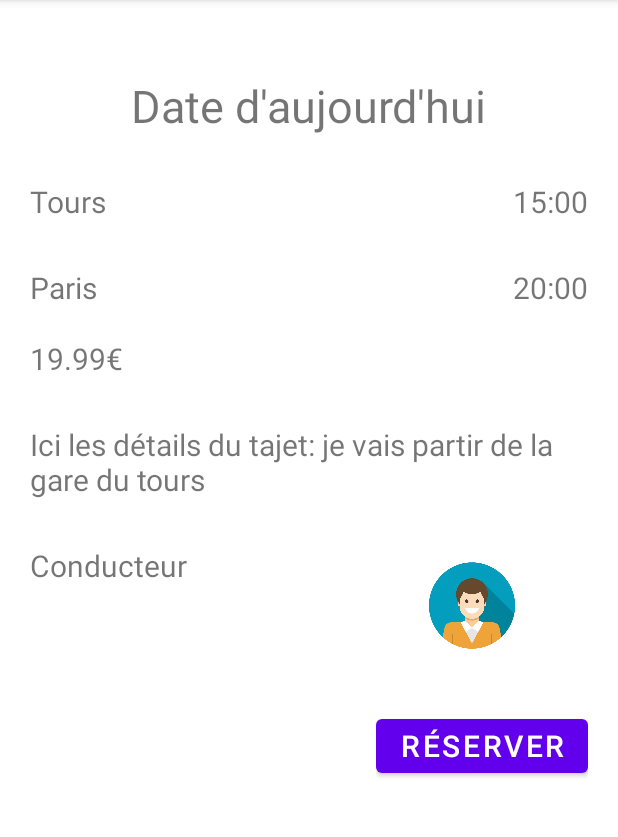
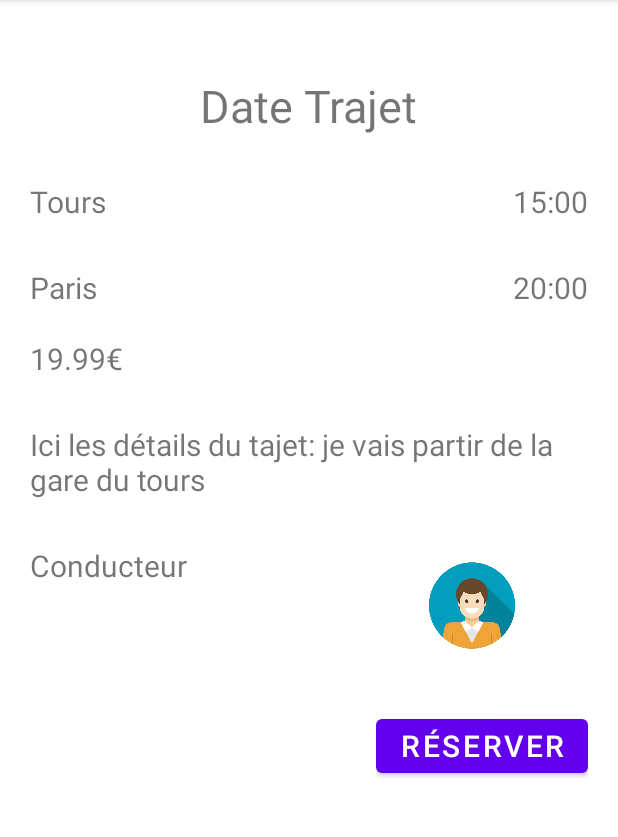
Before and after one commit to mazouakh/CalmaCar, an Android app: the TripsDetailsActivity screen opened directly, with no data from a screen before it, on a phone screen of 412 x 824 dp, the part 84-921 px from its top. Run offline under Robolectric (Android 15) with nearby library versions, the phone set to English and light mode, and no system bars; our stand-ins replace Firebase (no records; nobody signed in at launch, a user with empty details on screens opened directly); 7 statements that could not run were skipped.

Commit message:
Display trip details . a Trip parcel is sent from search result activity to the triip details activity on item clicked . UserManage handles getting and displaying Driver data in the trip details activity

```diff
--- a/app/src/main/AndroidManifest.xml
+++ b/app/src/main/AndroidManifest.xml
@@ -12,7 +12,7 @@
         android:theme="@style/Theme.CalmaCar"
         tools:targetApi="31">
         <activity
-            android:name=".TripsDetailsActivity"
+            android:name=".passenger.TripsDetailsActivity"
             android:exported="false" />
         <activity
             android:name=".passenger.TripsSearchResultActivity"
--- a/app/src/main/java/com/example/calmacar/common/TripsSearchResultAdapter.java
+++ b/app/src/main/java/com/example/calmacar/common/TripsSearchResultAdapter.java
@@ -31,7 +31,7 @@ public class TripsSearchResultAdapter extends BaseAdapter {
 
     @Override
     public Object getItem(int i) {
-        return null;
+        return trips.get(i);
     }
 
     @Override
--- /dev/null
+++ b/app/src/main/java/com/example/calmacar/common/UserManager.java
@@ -0,0 +1,44 @@
+package com.example.calmacar.common;
+
+import android.widget.TextView;
+
+import androidx.annotation.NonNull;
+
+import com.google.firebase.database.DataSnapshot;
+import com.google.firebase.database.DatabaseError;
+import com.google.firebase.database.DatabaseReference;
+import com.google.firebase.database.FirebaseDatabase;
+import com.google.firebase.database.ValueEventListener;
+
+public class UserManager {
+    private static UserManager instance;
+    private UserManager(){}
+
+    public static UserManager getInstance(){
+        if (instance == null)
+            instance = new UserManager();
+        return instance;
+    }
+
+    public void displayUserFirstName(String driverID, TextView tv_driverFirstName){
+        DatabaseReference usersReference = FirebaseDatabase.getInstance().getReference("Registered Users");
+        usersReference.addListenerForSingleValueEvent(new ValueEventListener() {
+            @Override
+            public void onDataChange(@NonNull DataSnapshot snapshot) {
+                for (DataSnapshot userSnapshot : snapshot.getChildren()){
+                    if (!userSnapshot.getKey().equals(driverID))
+                        continue;
+
+                    User driver = userSnapshot.getValue(User.class);
+                    tv_driverFirstName.setText(driver.getFirstname());
+                    break;
+                }
+            }
+
+            @Override
+            public void onCancelled(@NonNull DatabaseError error) {
+
+            }
+        });
+    }
+}
--- /dev/null
+++ b/app/src/main/java/com/example/calmacar/passenger/TripsDetailsActivity.java
@@ -0,0 +1,86 @@
+package com.example.calmacar.passenger;
+
+import androidx.annotation.NonNull;
+import androidx.appcompat.app.AppCompatActivity;
+
+import android.content.Context;
+import android.content.Intent;
+import android.os.Bundle;
+import android.view.View;
+import android.widget.Button;
+import android.widget.ImageView;
+import android.widget.TextView;
+
+import com.example.calmacar.R;
+import com.example.calmacar.common.Trip;
+import com.example.calmacar.common.TripsManager;
+import com.example.calmacar.common.User;
+import com.example.calmacar.common.UserManager;
+import com.google.firebase.database.DataSnapshot;
+import com.google.firebase.database.DatabaseError;
+import com.google.firebase.database.DatabaseReference;
+import com.google.firebase.database.FirebaseDatabase;
+import com.google.firebase.database.ValueEventListener;
+
+import java.util.Map;
+
+public class TripsDetailsActivity extends AppCompatActivity {
+
+    TextView tv_tripDate, tv_departCity, tv_arrivalCity, tv_departTime, tv_arrivalTime, tv_price,
+            tv_tripDescription, tv_driverName;
+    Button btn_bookTrip;
+    ImageView imgv_driverPhoto;
+
+    Trip trip;
+
+    // References
+    TripsManager mTripsManager;
+    UserManager mUserManager;
+
+    @Override
+    protected void onCreate(Bundle savedInstanceState) {
+        super.onCreate(savedInstanceState);
+        setContentView(R.layout.activity_trips_details);
+
+        // References
+        mTripsManager = TripsManager.getInstance();
+        mUserManager = UserManager.getInstance();
+
+        // Hooks
+        tv_tripDate = findViewById(R.id.tv_tripDate);
+        tv_departCity = findViewById(R.id.tv_departCity);
+        tv_arrivalCity = findViewById(R.id.tv_arrivalCity);
+        tv_departTime = findViewById(R.id.tv_departTime);
+        tv_arrivalTime = findViewById(R.id.tv_arrivalTime);
+        tv_price = findViewById(R.id.tv_price);
+        tv_tripDescription = findViewById(R.id.tv_tripDescription);
+        tv_driverName = findViewById(R.id.tv_driverName);
+        btn_bookTrip = findViewById(R.id.btn_bookTrip);
+        imgv_driverPhoto = findViewById(R.id.imgv_driverPhoto);
+
+        // Button Listeners
+        btn_bookTrip.setOnClickListener(new View.OnClickListener() {
+            @Override
+            public void onClick(View view) {
+                mTripsManager.bookTrip(getApplicationContext(), trip);
+            }
+        });
+
+        // Get data from Intent
+        Intent incoming = getIntent();
+        trip = (Trip) incoming.getParcelableExtra("EXTRA_TRIP");
+        String driverID = incoming.getStringExtra("EXTRA_DRIVER_ID");
+
+        // update trip details
+        tv_tripDate.setText(trip.getDate());
+        tv_departCity.setText(trip.getStartCity());
+        tv_arrivalCity.setText(trip.getEndCity());
+        tv_departTime.setText(trip.getStartTime());
+        tv_arrivalTime.setText(trip.getEndTime());
+        tv_price.setText(String.valueOf(trip.getPrice()));
+        tv_tripDescription.setText(trip.getDescription());
+
+        // update driver details
+        mUserManager.displayUserFirstName(driverID, tv_driverName);
+    }
+}
--- a/app/src/main/res/layout/activity_trips_details.xml
+++ b/app/src/main/res/layout/activity_trips_details.xml
@@ -15,10 +15,11 @@
         android:gravity="center"
         >
     <TextView
+        android:id="@+id/tv_tripDate"
         android:layout_width="wrap_content"
         android:layout_height="wrap_content"
         android:textSize="30sp"
-        android:text="Date d'aujourd'hui"/>
+        android:text="Date Trajet"/>
     </LinearLayout>
     <LinearLayout
         android:id="@+id/ly_1"
@@ -87,6 +88,7 @@
         android:layout_below="@id/ly_3"
         android:layout_marginTop="30dp">
         <TextView
+            android:id="@+id/tv_tripDescription"
             android:layout_width="match_parent"
             android:layout_height="wrap_content"
             android:textSize="20sp"
@@ -101,11 +103,13 @@
         android:orientation="horizontal"
         >
         <TextView
+            android:id="@+id/tv_driverName"
             android:layout_width="wrap_content"
             android:layout_height="wrap_content"
             android:textSize="20sp"
             android:text="Conducteur"/>
         <ImageView
+            android:id="@+id/imgv_driverPhoto"
             android:layout_width="80dp"
             android:layout_height="80dp"
             android:src="@drawable/img_profile"
@@ -121,6 +125,7 @@
         android:layout_marginTop="30dp"
         android:layout_alignParentRight="true">
         <Button
+            android:id="@+id/btn_bookTrip"
             android:layout_width="match_parent"
             android:layout_height="wrap_content"
             android:textSize="20sp"
--- a/app/src/main/res/layout/fragment_profile.xml
+++ b/app/src/main/res/layout/fragment_profile.xml
@@ -54,7 +54,7 @@
                 android:textStyle="bold" />
 
             <EditText
-                android:id="@+id/et_firstname"
+                android:id="@+id/et_lastname"
                 android:layout_width="match_parent"
                 android:layout_height="wrap_content"
                 android:textSize="16sp"
@@ -70,7 +70,7 @@
                 android:layout_marginTop="20dp"/>
 
             <EditText
-                android:id="@+id/et_lastname"
+                android:id="@+id/et_firstname"
                 android:layout_width="match_parent"
                 android:layout_height="wrap_content"
                 android:inputType="text"
```
Also changed, not shown: app/src/main/java/com/example/calmacar/TripsDetailsActivity.java (deleted, +0 -14 lines), app/src/main/java/com/example/calmacar/common/TripsManager.java (+36 -0 lines), app/src/main/java/com/example/calmacar/passenger/TripsSearchResultActivity.java (+13 -0 lines).
